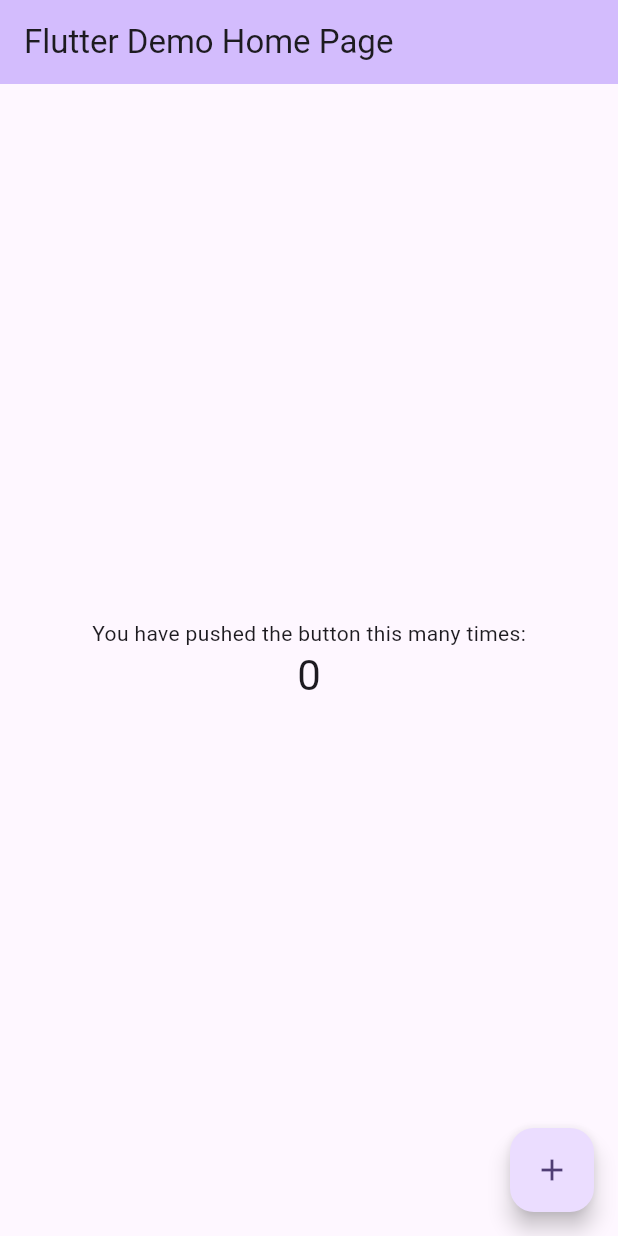
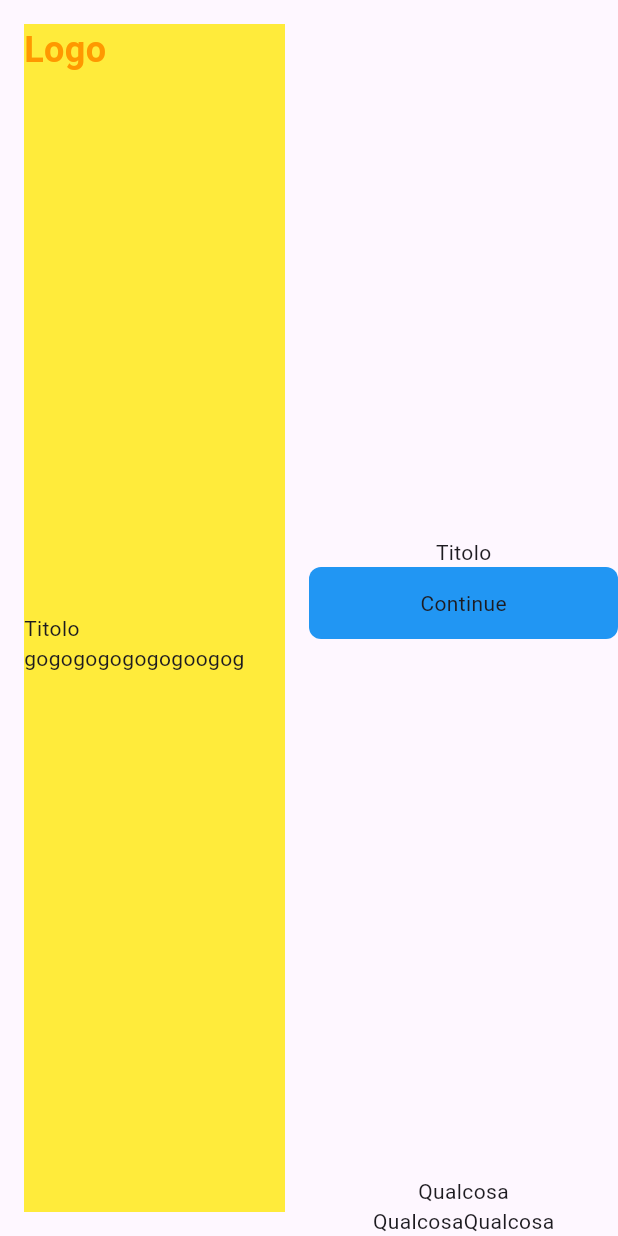
Before and after one commit to sarascoma/esame_flutter, a Flutter app: the screen it shows after launch, on a phone screen of 412 x 824 dp. Run offline on Flutter 3.47's test engine with Material 2 defaults, Android fonts, the phone set to English and light mode, and no system bars.

Commit message:
feat(auth view)

```diff
--- a/esame_flutter/lib/main.dart
+++ b/esame_flutter/lib/main.dart
@@ -1,3 +1,4 @@
+import 'package:esame_flutter/src/presentation/auth/auth.dart';
 import 'package:flutter/material.dart';
 
 void main() {
@@ -31,95 +32,7 @@
         colorScheme: ColorScheme.fromSeed(seedColor: Colors.deepPurple),
         useMaterial3: true,
       ),
-      home: const MyHomePage(title: 'Flutter Demo Home Page'),
+      home: AuthView(),
     );
   }
 }
-
-class MyHomePage extends StatefulWidget {
-  const MyHomePage({super.key, required this.title});
-
-  // This widget is the home page of your application. It is stateful, meaning
-  // that it has a State object (defined below) that contains fields that affect
-  // how it looks.
-
-  // This class is the configuration for the state. It holds the values (in this
-  // case the title) provided by the parent (in this case the App widget) and
-  // used by the build method of the State. Fields in a Widget subclass are
-  // always marked "final".
-
-  final String title;
-
-  @override
-  State<MyHomePage> createState() => _MyHomePageState();
-}
-
-class _MyHomePageState extends State<MyHomePage> {
-  int _counter = 0;
-
-  void _incrementCounter() {
-    setState(() {
-      // This call to setState tells the Flutter framework that something has
-      // changed in this State, which causes it to rerun the build method below
-      // so that the display can reflect the updated values. If we changed
-      // _counter without calling setState(), then the build method would not be
-      // called again, and so nothing would appear to happen.
-      _counter++;
-    });
-  }
-
-  @override
-  Widget build(BuildContext context) {
-    // This method is rerun every time setState is called, for instance as done
-    // by the _incrementCounter method above.
-    //
-    // The Flutter framework has been optimized to make rerunning build methods
-    // fast, so that you can just rebuild anything that needs updating rather
-    // than having to individually change instances of widgets.
-    return Scaffold(
-      appBar: AppBar(
-        // TRY THIS: Try changing the color here to a specific color (to
-        // Colors.amber, perhaps?) and trigger a hot reload to see the AppBar
-        // change color while the other colors stay the same.
-        backgroundColor: Theme.of(context).colorScheme.inversePrimary,
-        // Here we take the value from the MyHomePage object that was created by
-        // the App.build method, and use it to set our appbar title.
-        title: Text(widget.title),
-      ),
-      body: Center(
-        // Center is a layout widget. It takes a single child and positions it
-        // in the middle of the parent.
-        child: Column(
-          // Column is also a layout widget. It takes a list of children and
-          // arranges them vertically. By default, it sizes itself to fit its
-          // children horizontally, and tries to be as tall as its parent.
-          //
-          // Column has various properties to control how it sizes itself and
-          // how it positions its children. Here we use mainAxisAlignment to
-          // center the children vertically; the main axis here is the vertical
-          // axis because Columns are vertical (the cross axis would be
-          // horizontal).
-          //
-          // TRY THIS: Invoke "debug painting" (choose the "Toggle Debug Paint"
-          // action in the IDE, or press "p" in the console), to see the
-          // wireframe for each widget.
-          mainAxisAlignment: MainAxisAlignment.center,
-          children: <Widget>[
-            const Text(
-              'You have pushed the button this many times:',
-            ),
-            Text(
-              '$_counter',
-              style: Theme.of(context).textTheme.headlineMedium,
-            ),
-          ],
-        ),
-      ),
-      floatingActionButton: FloatingActionButton(
-        onPressed: _incrementCounter,
-        tooltip: 'Increment',
-        child: const Icon(Icons.add),
-      ), // This trailing comma makes auto-formatting nicer for build methods.
-    );
-  }
-}
--- /dev/null
+++ b/esame_flutter/lib/src/presentation/auth/auth.dart
@@ -0,0 +1,86 @@
+// ignore_for_file: prefer_const_constructors
+
+import 'package:flutter/material.dart';
+
+class AuthView extends StatelessWidget {
+  const AuthView({super.key});
+
+  @override
+  Widget build(BuildContext context) {
+    return Scaffold(
+      body: Row(
+        children: [
+          Expanded(
+            child: Padding(
+              padding: const EdgeInsets.all(16.0),
+              child: Container(
+                decoration: BoxDecoration(
+                  color: Colors.yellow,
+                ),
+                child: Column(
+                  mainAxisAlignment: MainAxisAlignment.spaceBetween,
+                  crossAxisAlignment: CrossAxisAlignment.start,
+                  children: [
+                    Text(
+                      'Logo',
+                    style: TextStyle(
+                      fontSize: 24,
+                      fontWeight: FontWeight.bold,
+                      color: Colors.orange,
+                    ),
+                    ),
+                    Text('Titolo gogogogogogogoogog',),
+                    SizedBox.shrink(),
+                  ],
+                ),
+              ),
+            ),
+          ),
+          Expanded(
+            child: Center(
+              child: SizedBox(
+                width: 480,
+                child: Column(
+                  mainAxisAlignment: MainAxisAlignment.spaceBetween,
+                children: [
+                  SizedBox(),
+                  Column(
+                    children: [
+                      Text('Titolo'),
+                      Container(
+                        width: double.infinity,
+                        height: 48,
+                        decoration: BoxDecoration(
+                          color: Colors.blue,
+                          borderRadius: BorderRadius.circular(8),
+                        ),
+                        child: Center(
+                          child: Text('Continue'),
+                        ),
+                      ),
+                    ],
+                  ),
+                  Column(
+                    children: [
+                      Text('Qualcosa'),
+                      Row(
+                        mainAxisAlignment: MainAxisAlignment.center,
+                        children: [
+                          Text('Qualcosa'),
+                          Container(),
+                      Text('Qualcosa'),
+                        ],
+                      ),
+
+                    ],
+                  ),
+                ],
+                ),
+              ),
+            ),
+            ),
+        ],
+      ),
+    );
+  }
+}
```
